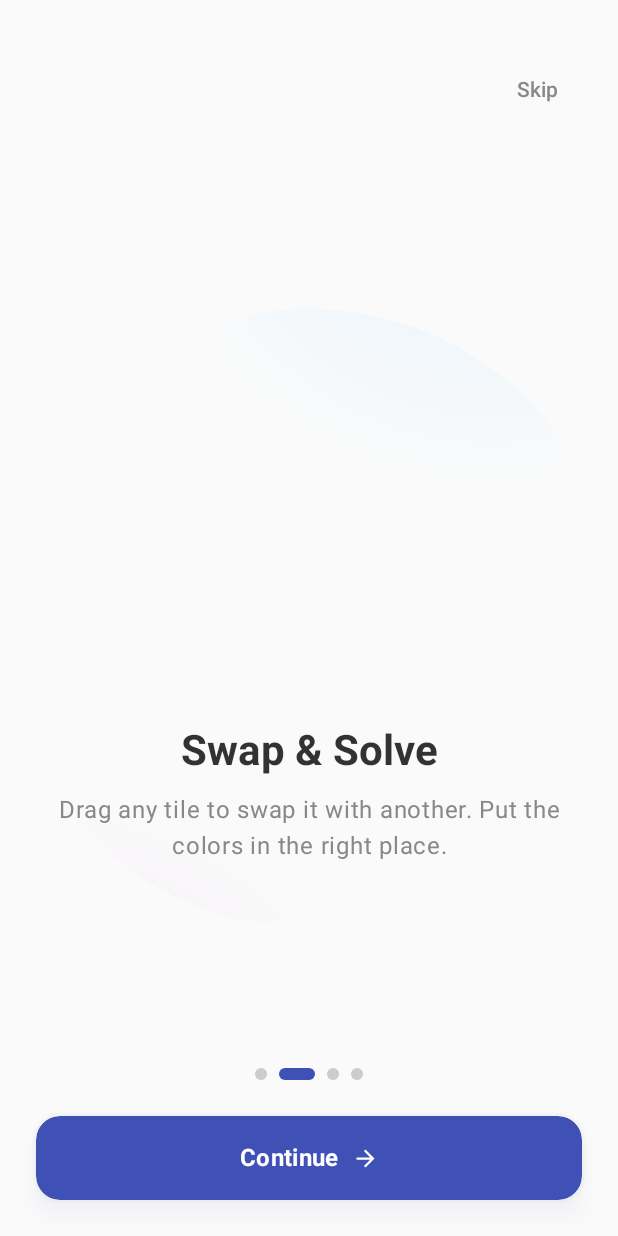
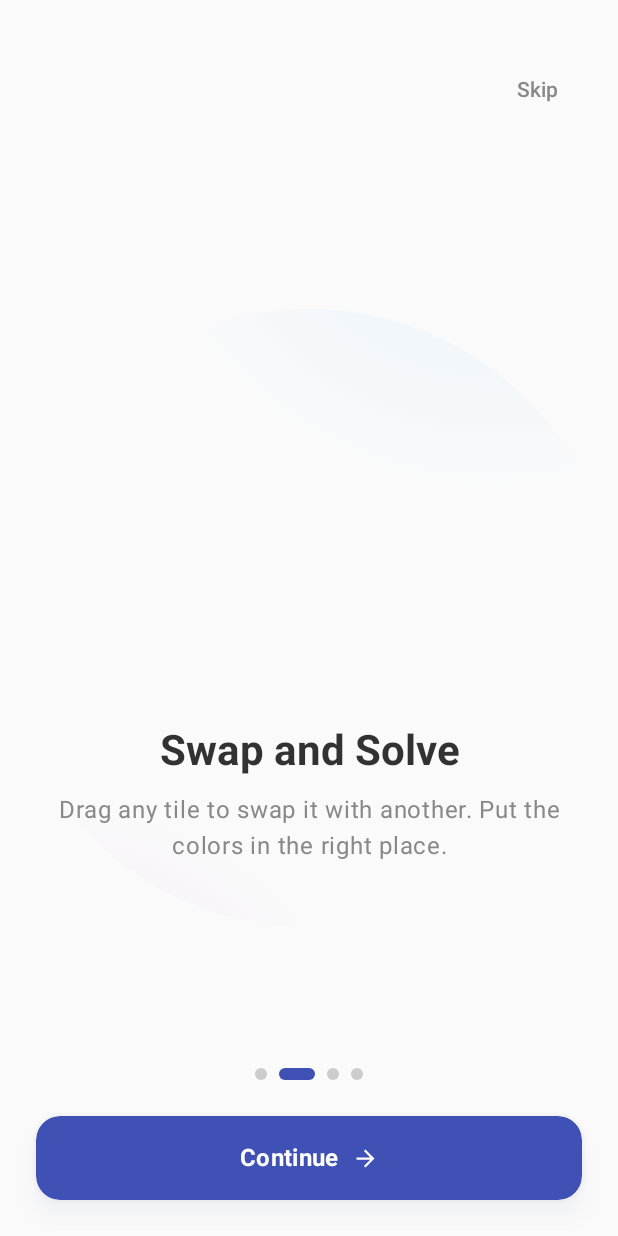
Before and after one commit to akinalpfdn/SortueKotlin, an Android app built with Jetpack Compose: the composable LandingView shown on its own in the app's theme, after a tap on "Continue", on a phone screen of 412 x 824 dp. Run offline under Robolectric (Android 15) with nearby library versions, the phone set to English and light mode, and no system bars; 1 other tap on this screen came first.

Commit message:
multilang added

```diff
--- a/app/src/main/java/com/akinalpfdn/sortue/ui/views/LandingView.kt
+++ b/app/src/main/java/com/akinalpfdn/sortue/ui/views/LandingView.kt
@@ -36,6 +36,8 @@ import androidx.compose.ui.unit.dp
 import androidx.compose.ui.unit.sp
 import kotlinx.coroutines.delay
 import kotlinx.coroutines.launch
+import androidx.compose.ui.res.stringResource
+import com.akinalpfdn.sortue.R
 
 // Simple data model for the landing animation
 data class LandingTile(
@@ -85,7 +87,7 @@ fun LandingView(
                 // Hide Skip button on the last real page (index 3)
                 if (pagerState.currentPage < 3) {
                     TextButton(onClick = onDismiss) {
-                        Text("Skip", color = Color.Gray)
+                        Text(stringResource(R.string.skip), color = Color.Gray)
                     }
                 }
             }
@@ -164,12 +166,11 @@ fun LandingView(
                     ),
                     shape = RoundedCornerShape(16.dp)
                 ) {
-                    Row(
-                        horizontalArrangement = Arrangement.Center,
+ Row(                        horizontalArrangement = Arrangement.Center,
                         verticalAlignment = Alignment.CenterVertically
                     ) {
                         Text(
-                            text = if (pagerState.currentPage >= 3) "Start Sorting" else "Continue",
+                            text = if (pagerState.currentPage >= 3) stringResource(R.string.start_sorting) else stringResource(R.string.continue_btn),
                             style = MaterialTheme.typography.titleMedium,
                             fontWeight = FontWeight.Bold
                         )
@@ -216,18 +217,18 @@ fun OnboardingPageContent(page: Int) {
         }
 
         val title = when (page) {
-            0 -> "Welcome to Sortue"
-            1 -> "Swap & Solve"
-            2 -> "Find the Harmony"
-            3 -> "Challenge Yourself"
+            0 -> stringResource(R.string.welcome_title)
+            1 -> stringResource(R.string.swap_title)
+            2 -> stringResource(R.string.harmony_title)
+            3 -> stringResource(R.string.challenge_title)
             else -> ""
         }
 
         val description = when (page) {
-            0 -> "Relax your mind with beautiful color gradient puzzles."
-            1 -> "Drag any tile to swap it with another. Put the colors in the right place."
-            2 -> "Watch the colors flow. Solve the puzzle to reveal the perfect gradient."
-            3 -> "Adjust the grid size to match your mood, from casual 4x4 to expert 12x12."
+            0 -> stringResource(R.string.welcome_desc)
+            1 -> stringResource(R.string.swap_desc)
+            2 -> stringResource(R.string.harmony_desc)
+            3 -> stringResource(R.string.challenge_desc)
             else -> ""
         }
 
@@ -428,7 +429,7 @@ fun WelcomeAnimation() {
     ) {
         Box(modifier = Modifier.size(190.dp).background(Color.White, CircleShape))
         Text(
-            text = "Sortue",
+            text = stringResource(R.string.app_name),
             style = MaterialTheme.typography.displayLarge.copy(
                 brush = Brush.linearGradient(colors = listOf(Color(0xFF3F51B5), Color(0xFFE040FB)))
             ),
--- a/app/src/main/res/values/strings.xml
+++ b/app/src/main/res/values/strings.xml
@@ -94,4 +94,22 @@
     <string name="how_to_play_title">How to Play</string>
     <string name="how_to_play_desc">Drag and drop tiles to arrange them into a perfect color gradient. The corners are fixed guides.</string>
     <string name="start_game">Start Game</string>
+
+    <!-- Settings & Overlay -->
+    <string name="settings">Settings</string>
+    <string name="about">About</string>
+    <string name="music">Music</string>
+    <string name="target_gradient">Target Gradient</string>
+    <!-- Landing Page Content -->
+    <string name="skip">Skip</string>
+    <string name="start_sorting">Start Sorting</string>
+    <string name="continue_btn">Continue</string>
+    <string name="welcome_title">Welcome to Sortue</string>
+    <string name="swap_title">Swap and Solve</string>
+    <string name="harmony_title">Find the Harmony</string>
+    <string name="challenge_title">Challenge Yourself</string>
+    <string name="welcome_desc">Relax your mind with beautiful color gradient puzzles.</string>
+    <string name="swap_desc">Drag any tile to swap it with another. Put the colors in the right place.</string>
+    <string name="harmony_desc">Watch the colors flow. Solve the puzzle to reveal the perfect gradient.</string>
+    <string name="challenge_desc">Adjust the grid size to match your mood, from casual 4x4 to expert 12x12.</string>
 </resources>
```
Also changed, not shown: app/src/main/java/com/akinalpfdn/sortue/ui/views/GameView.kt (+5 -5 lines), 1 other file.
